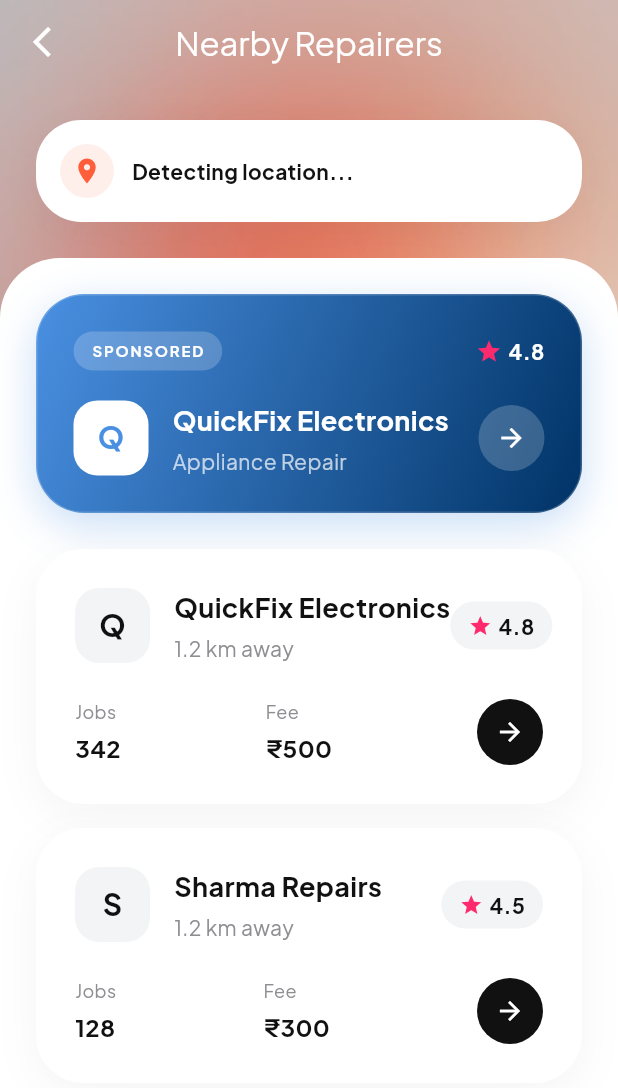
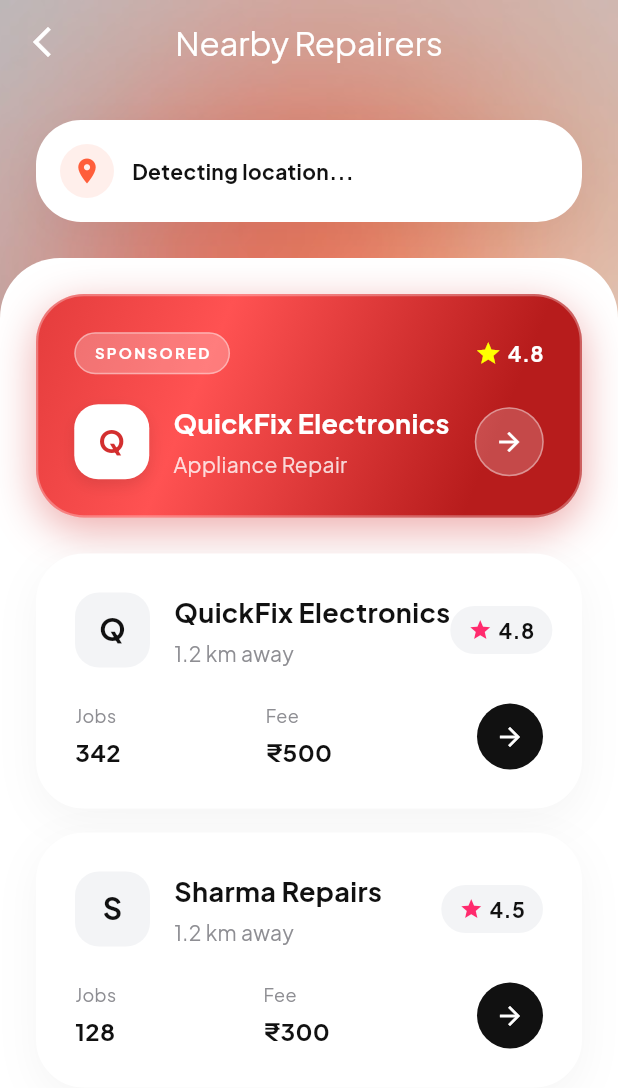
Before and after one commit to vishaltn74-dev/sortit, a Flutter app: the RepairersScreen screen opened directly with empty values, on a phone screen of 412 x 824 dp. Shown: the top 1088 px of the screen. Run offline on Flutter 3.47's test engine with Material 3 defaults, Android fonts, the phone set to English and light mode, and no system bars; our stand-ins replace google_fonts.

Commit message:
feat: animate sponsored card with flowing red gradient

```diff
--- a/lib/widgets/sponsored_card.dart
+++ b/lib/widgets/sponsored_card.dart
@@ -2,7 +2,7 @@ import 'package:flutter/material.dart';
 import 'package:sortit/models/repairer.dart';
 import 'package:sortit/theme/app_theme.dart';
 
-class SponsoredCard extends StatelessWidget {
+class SponsoredCard extends StatefulWidget {
   final Repairer repairer;
   final VoidCallback onTap;
 
@@ -13,23 +13,58 @@ class SponsoredCard extends StatelessWidget {
   });
 
   @override
+  State<SponsoredCard> createState() => _SponsoredCardState();
+}
+
+class _SponsoredCardState extends State<SponsoredCard> with SingleTickerProviderStateMixin {
+  late AnimationController _controller;
+  late Animation<double> _animation;
+
+  @override
+  void initState() {
+    super.initState();
+    _controller = AnimationController(
+      vsync: this,
+      duration: const Duration(seconds: 3),
+    )..repeat(reverse: true);
+
+    _animation = Tween<double>(begin: -1.0, end: 2.0).animate(
+      CurvedAnimation(parent: _controller, curve: Curves.easeInOut),
+    );
+  }
+
+  @override
+  void dispose() {
+    _controller.dispose();
+    super.dispose();
+  }
+
+  @override
   Widget build(BuildContext context) {
     return GestureDetector(
-      onTap: onTap,
-      child: Container(
+      onTap: widget.onTap,
+      child: AnimatedBuilder(
+        animation: _animation,
+        builder: (context, child) {
+          return Container(
             margin: const EdgeInsets.only(bottom: 16),
             padding: const EdgeInsets.all(24),
             decoration: BoxDecoration(
-          gradient: const LinearGradient(
-            colors: [Color(0xFF4A90E2), Color(0xFF003366)], // Premium blue gradient
-            begin: Alignment.topLeft,
-            end: Alignment.bottomRight,
+              gradient: LinearGradient(
+                colors: const [
+                  Color(0xFFD32F2F), // Strong red
+                  Color(0xFFFF5252), // Lighter strong red
+                  Color(0xFFB71C1C), // Deep crimson
+                ],
+                stops: const [0.0, 0.5, 1.0],
+                begin: Alignment(_animation.value - 1.0, -1.0),
+                end: Alignment(_animation.value + 1.0, 1.0),
               ),
               borderRadius: BorderRadius.circular(32),
-          border: Border.all(color: Colors.white.withValues(alpha: 0.2), width: 1),
+              border: Border.all(color: Colors.white.withValues(alpha: 0.3), width: 1.5),
               boxShadow: [
                 BoxShadow(
-              color: const Color(0xFF4A90E2).withValues(alpha: 0.3),
+                  color: const Color(0xFFD32F2F).withValues(alpha: 0.4),
                   blurRadius: 24,
                   offset: const Offset(0, 8),
                 )
@@ -44,8 +79,9 @@ class SponsoredCard extends StatelessWidget {
                     Container(
                       padding: const EdgeInsets.symmetric(horizontal: 12, vertical: 6),
                       decoration: BoxDecoration(
-                    color: AppTheme.pureWhite.withValues(alpha: 0.2),
+                        color: AppTheme.pureWhite.withValues(alpha: 0.25),
                         borderRadius: BorderRadius.circular(16),
+                        border: Border.all(color: Colors.white.withValues(alpha: 0.4), width: 1),
                       ),
                       child: const Text(
                         'SPONSORED',
@@ -53,16 +89,16 @@ class SponsoredCard extends StatelessWidget {
                           color: AppTheme.pureWhite,
                           fontSize: 10,
                           fontWeight: FontWeight.bold,
-                      letterSpacing: 1.2,
+                          letterSpacing: 1.5,
                         ),
                       ),
                     ),
                     Row(
                       children: [
-                    const Icon(Icons.star, color: AppTheme.accentOrange, size: 18),
+                        const Icon(Icons.star, color: Colors.yellowAccent, size: 18),
                         const SizedBox(width: 4),
                         Text(
-                      repairer.rating.toString(),
+                          widget.repairer.rating.toString(),
                           style: const TextStyle(
                             color: AppTheme.pureWhite,
                             fontWeight: FontWeight.bold,
@@ -81,12 +117,19 @@ class SponsoredCard extends StatelessWidget {
                       decoration: BoxDecoration(
                         color: AppTheme.pureWhite,
                         borderRadius: BorderRadius.circular(16),
+                        boxShadow: [
+                          BoxShadow(
+                            color: Colors.black.withValues(alpha: 0.1),
+                            blurRadius: 8,
+                            offset: const Offset(0, 4),
+                          )
+                        ],
                       ),
                       child: Center(
                         child: Text(
-                      repairer.name[0],
+                          widget.repairer.name[0],
                           style: const TextStyle(
-                        color: Color(0xFF4A90E2),
+                            color: Color(0xFFD32F2F),
                             fontSize: 20,
                             fontWeight: FontWeight.bold,
                           ),
@@ -99,7 +142,7 @@ class SponsoredCard extends StatelessWidget {
                         crossAxisAlignment: CrossAxisAlignment.start,
                         children: [
                           Text(
-                        repairer.name,
+                            widget.repairer.name,
                             style: const TextStyle(
                               color: AppTheme.pureWhite,
                               fontSize: 18,
@@ -108,9 +151,9 @@ class SponsoredCard extends StatelessWidget {
                           ),
                           const SizedBox(height: 4),
                           Text(
-                        repairer.category,
+                            widget.repairer.category,
                             style: TextStyle(
-                          color: AppTheme.pureWhite.withValues(alpha: 0.7),
+                              color: AppTheme.pureWhite.withValues(alpha: 0.8),
                               fontSize: 14,
                             ),
                           ),
@@ -122,6 +165,7 @@ class SponsoredCard extends StatelessWidget {
                       decoration: BoxDecoration(
                         color: AppTheme.pureWhite.withValues(alpha: 0.2),
                         shape: BoxShape.circle,
+                        border: Border.all(color: Colors.white.withValues(alpha: 0.4), width: 1),
                       ),
                       child: const Icon(Icons.arrow_forward, color: AppTheme.pureWhite, size: 20),
                     )
@@ -129,6 +173,8 @@ class SponsoredCard extends StatelessWidget {
                 ),
               ],
             ),
+          );
+        }
       ),
     );
   }
```
Lines whose indentation alone changed are shown as unchanged.
